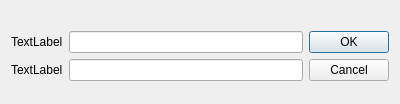
Before: the Qt Designer form cpp/client/prescrit-client/lockscreen/logindialogwindow.ui in xavier-berthiaume/prescrit, drawn with Qt 5.
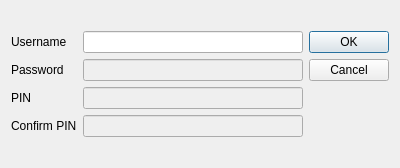
After: the same form once the commit is applied.

Commit message: Login screen checks that username is valid

The edit to the form file:
```diff
--- a/cpp/client/prescrit-client/lockscreen/logindialogwindow.ui
+++ b/cpp/client/prescrit-client/lockscreen/logindialogwindow.ui
@@ -7,7 +7,7 @@
     <x>0</x>
     <y>0</y>
     <width>400</width>
-    <height>104</height>
+    <height>168</height>
    </rect>
   </property>
   <property name="windowTitle">
@@ -28,14 +28,14 @@
        <item row="0" column="0">
         <widget class="QLabel" name="label">
          <property name="text">
-          <string>TextLabel</string>
+          <string>Username</string>
          </property>
         </widget>
        </item>
        <item row="1" column="0">
         <widget class="QLabel" name="label_2">
          <property name="text">
-          <string>TextLabel</string>
+          <string>Password</string>
          </property>
         </widget>
        </item>
@@ -43,7 +43,42 @@
         <widget class="QLineEdit" name="lineEdit"/>
        </item>
        <item row="1" column="1">
-        <widget class="QLineEdit" name="lineEdit_2"/>
+        <widget class="QLineEdit" name="pEdit">
+         <property name="enabled">
+          <bool>false</bool>
+         </property>
+         <property name="echoMode">
+          <enum>QLineEdit::Password</enum>
+         </property>
+        </widget>
+       </item>
+       <item row="2" column="0">
+        <widget class="QLabel" name="pinLabel">
+         <property name="text">
+          <string>PIN</string>
+         </property>
+        </widget>
+       </item>
+       <item row="2" column="1">
+        <widget class="QLineEdit" name="pinEdit">
+         <property name="enabled">
+          <bool>false</bool>
+         </property>
+        </widget>
+       </item>
+       <item row="3" column="0">
+        <widget class="QLabel" name="confPinLabel">
+         <property name="text">
+          <string>Confirm PIN</string>
+         </property>
+        </widget>
+       </item>
+       <item row="3" column="1">
+        <widget class="QLineEdit" name="confPinEdit">
+         <property name="enabled">
+          <bool>false</bool>
+         </property>
+        </widget>
        </item>
       </layout>
      </item>
```
Left out of the diff: 6 changed lines with no effect on the pictures. The commit also changes 6 other files.
